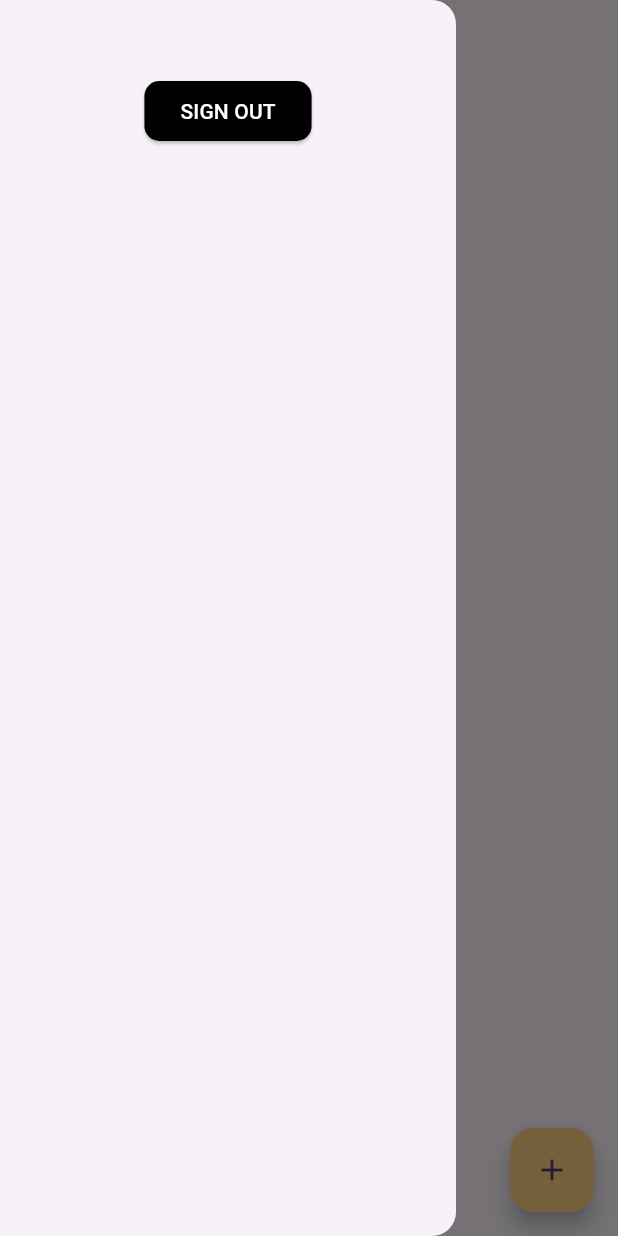
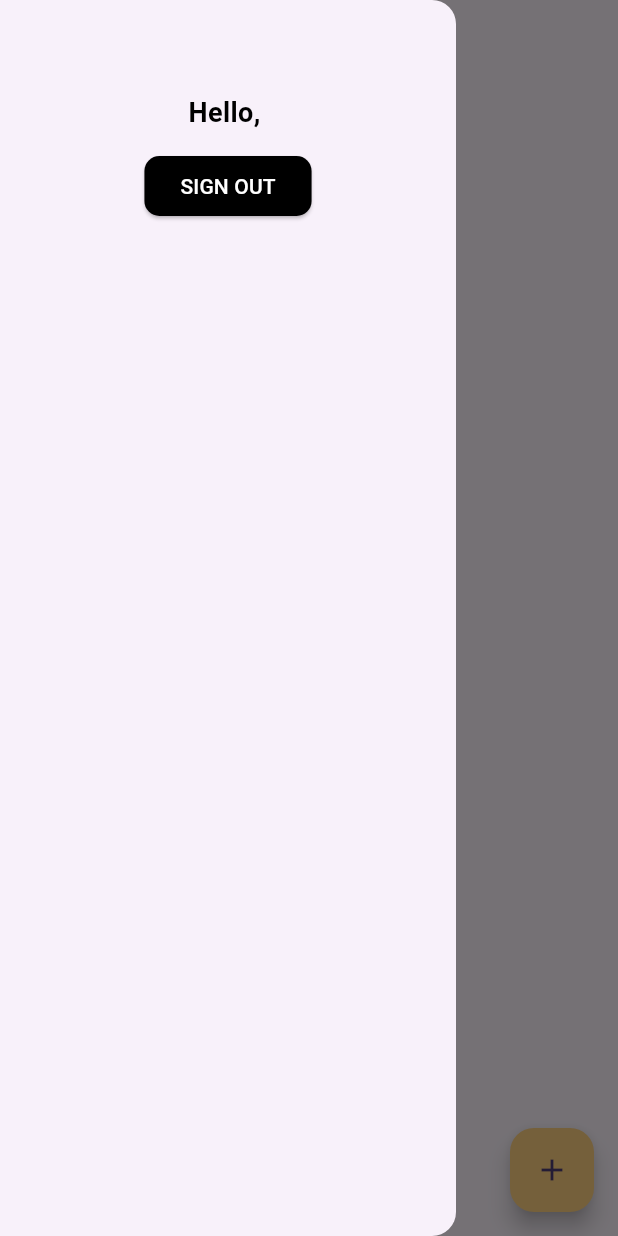
Before and after one commit to muhammadXainAhmad/firebase_firestore_app_flutter, a Flutter app: the screen it shows once a user with an empty profile is signed in, with the side drawer open, on a phone screen of 412 x 824 dp. Run offline on Flutter 3.47's test engine with Material 3 defaults, Android fonts, the phone set to English and light mode, and no system bars; our stand-ins replace cloud_firestore, firebase_auth, firebase_core, flutter_dotenv; accounts and stored records are empty.

Commit message:
Displaying user specific data only

```diff
--- a/lib/Views/home.dart
+++ b/lib/Views/home.dart
@@ -29,6 +29,7 @@ class _MyHomePageState extends State<MyHomePage> {
   Future<void> uploadData() async {
     try {
       await FirebaseFirestore.instance.collection("tasks").add({
+        "user": FirebaseAuth.instance.currentUser!.uid,
         "title": titleController.text.trim(),
         "description": descController.text.trim(),
         "date": selectedDate,
@@ -152,12 +153,10 @@ class _MyHomePageState extends State<MyHomePage> {
                           ),
                           child: ElevatedButton(
                             onPressed: () async {
+                              Navigator.of(context).pop();
                               await uploadData();
                               titleController.clear();
                               descController.clear();
-                              if (mounted) {
-                                Navigator.of(context).pop();
-                              }
                             },
                             style: ElevatedButton.styleFrom(
                               minimumSize: Size(double.infinity, 50),
@@ -187,6 +186,17 @@ class _MyHomePageState extends State<MyHomePage> {
         child: Column(
           children: [
             SizedBox(height: 50),
+            Padding(
+              padding: const EdgeInsets.all(12.0),
+              child: Text(
+                "Hello, ${FirebaseAuth.instance.currentUser?.email}",
+                style: TextStyle(
+                  color: Colors.black,
+                  fontSize: 18,
+                  fontWeight: FontWeight.bold,
+                ),
+              ),
+            ),
             ElevatedButton(
               onPressed: () async {
                 await signOut();
@@ -210,8 +220,15 @@ class _MyHomePageState extends State<MyHomePage> {
         child: Column(
           children: [
             SizedBox(height: 20),
-            FutureBuilder(
-              future: FirebaseFirestore.instance.collection("tasks").get(),
+            StreamBuilder(
+              stream:
+                  FirebaseFirestore.instance
+                      .collection("tasks")
+                      .where(
+                        "user",
+                        isEqualTo: FirebaseAuth.instance.currentUser!.uid,
+                      )
+                      .snapshots(),
               builder: (context, snapshot) {
                 if (snapshot.connectionState == ConnectionState.waiting) {
                   return const Center(child: CircularProgressIndicator());
@@ -236,7 +253,9 @@ class _MyHomePageState extends State<MyHomePage> {
                               title: Text(
                                 snapshot.data!.docs[index].data()["title"],
                               ),
-                              subtitle: Row(mainAxisAlignment: MainAxisAlignment.spaceBetween,
+                              subtitle: Row(
+                                mainAxisAlignment:
+                                    MainAxisAlignment.spaceBetween,
                                 children: [
                                   Text(
                                     snapshot.data!.docs[index]
```
